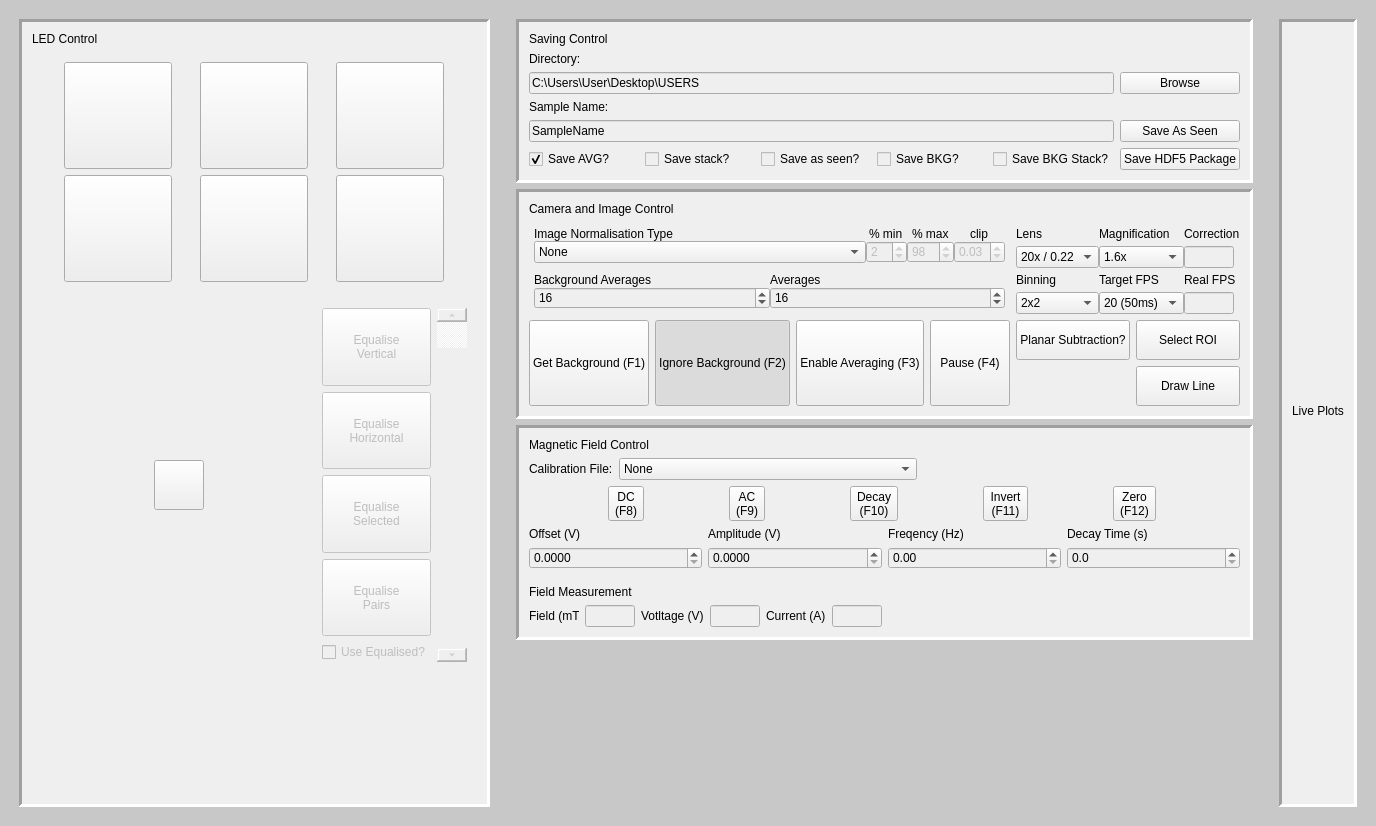
Before: the Qt Designer form res/ArtieLab.ui in artiepoole/SpintronicsMOKE, drawn with Qt 5.
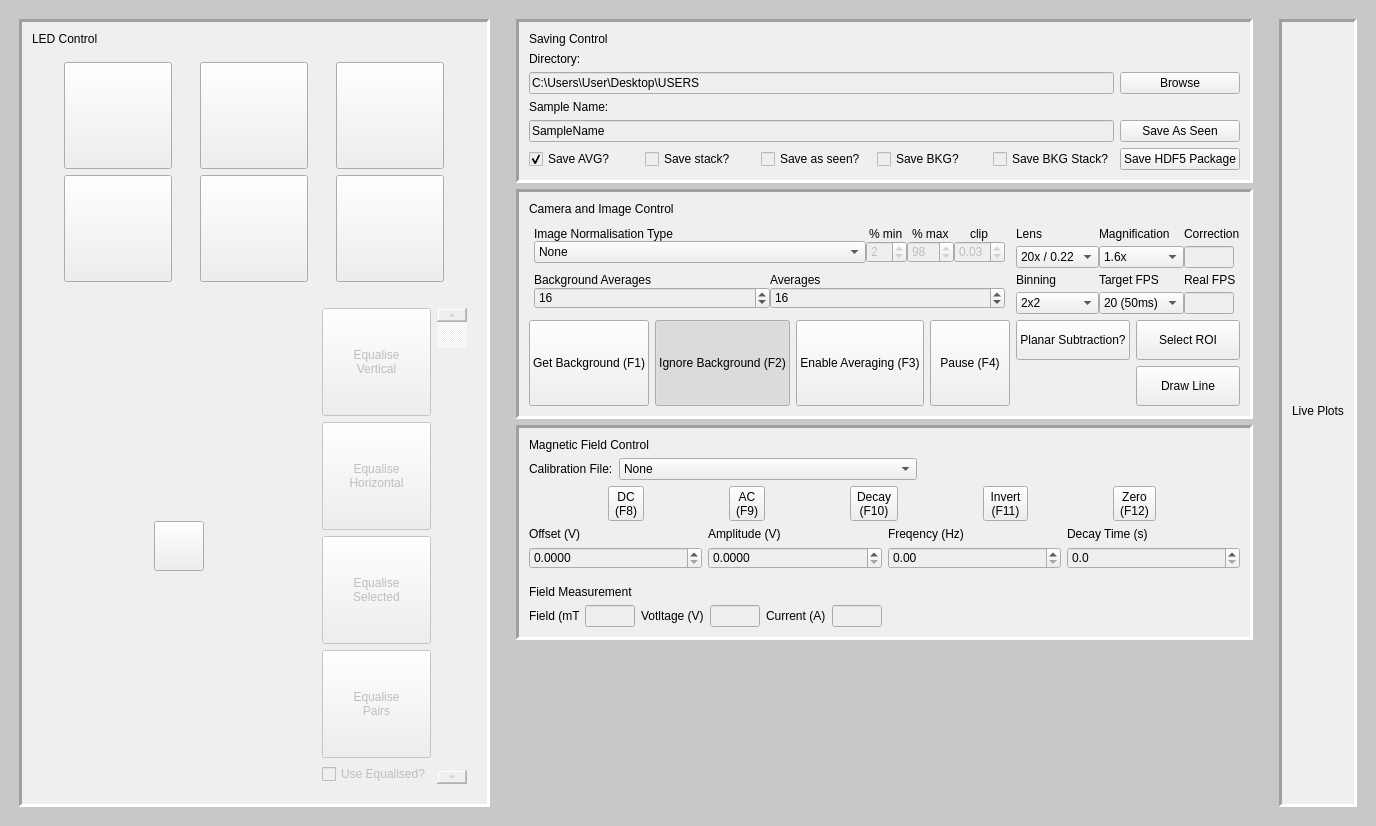
After: the same form once the commit is applied. Icons and pictures are not drawn.

Commit message: replacing left vertical spacer with the log box underneath the LED frame

```diff
--- a/res/ArtieLab.ui
+++ b/res/ArtieLab.ui
@@ -246,19 +246,6 @@
            </item>
           </layout>
          </item>
-         <item row="4" column="0">
-          <spacer name="verticalSpacer">
-           <property name="orientation">
-            <enum>Qt::Vertical</enum>
-           </property>
-           <property name="sizeHint" stdset="0">
-            <size>
-             <width>20</width>
-             <height>40</height>
-            </size>
-           </property>
-          </spacer>
-         </item>
          <item row="3" column="0">
           <layout class="QHBoxLayout" name="LEDSELECTORLAYOUT">
            <property name="leftMargin">
```
Left out of the diff: 3 changed lines with no effect on the pictures.
